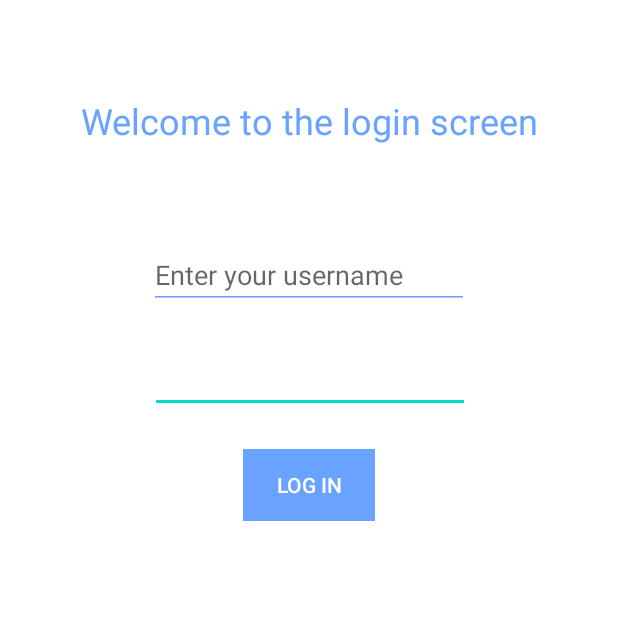
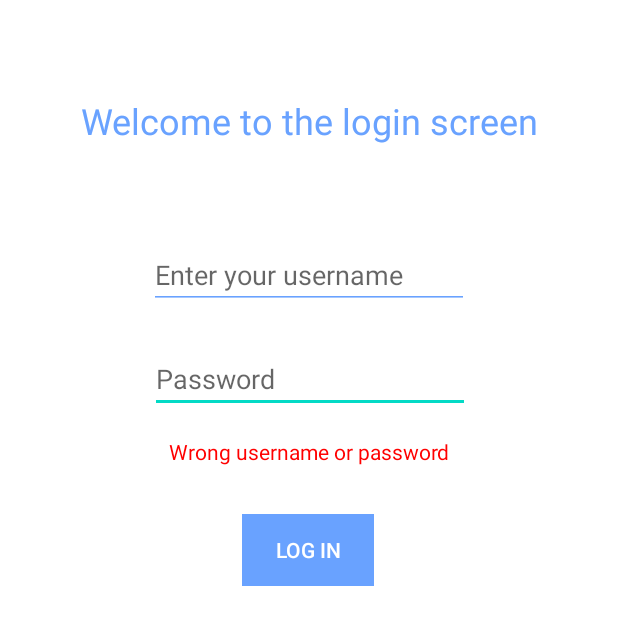
Before and after one commit to stefandumitriu/covid19app, an Android app: the LoginScreen screen opened directly, with no data from a screen before it, after a tap on "LOG IN", on a phone screen of 412 x 824 dp. Shown: the top 625 px of the screen. Run offline under Robolectric (Android 15) with nearby library versions, the phone set to English and light mode, and no system bars.

Commit message:
update 3

```diff
--- a/app/src/main/java/com/codeeina/app_covid/HashHelper.java
+++ b/app/src/main/java/com/codeeina/app_covid/HashHelper.java
@@ -6,7 +6,7 @@ import java.security.SecureRandom;
 
 public class HashHelper {
 
-    public static String get_SecurePassword(String passwordToHash) throws NoSuchAlgorithmException {
+    public static String get_SecurePassword(String passwordToHash) {
         String generatedPassword = null;
         byte[] salt = getSalt();
         try {
@@ -14,8 +14,8 @@ public class HashHelper {
             md.update(salt);
             byte[] bytes = md.digest(passwordToHash.getBytes());
             StringBuilder sb = new StringBuilder();
-            for (int i = 0; i < bytes.length; i++) {
-                sb.append(Integer.toString((bytes[i] & 0xff) + 0x100, 16).substring(1));
+            for (byte aByte : bytes) {
+                sb.append(Integer.toString((aByte & 0xff) + 0x100, 16).substring(1));
             }
             generatedPassword = sb.toString();
         } catch (NoSuchAlgorithmException e) {
@@ -24,10 +24,11 @@ public class HashHelper {
         return generatedPassword;
     }
 
-    private static byte[] getSalt() throws NoSuchAlgorithmException {
-        SecureRandom sr = SecureRandom.getInstance("SHA1PRNG");
+    private static byte[] getSalt() {
+        String s = "usethisforcodegeneration";
+        byte[] sr = s.getBytes();
         byte[] salt = new byte[16];
-        sr.nextBytes(salt);
+        System.arraycopy(sr, 0, salt, 0, 16);
         return salt;
     }
 }
--- a/app/src/main/java/com/codeeina/app_covid/LoginScreen.java
+++ b/app/src/main/java/com/codeeina/app_covid/LoginScreen.java
@@ -2,17 +2,19 @@ package com.codeeina.app_covid;
 
 import androidx.appcompat.app.AppCompatActivity;
 
+import android.content.Intent;
 import android.os.Bundle;
 import android.view.View;
 import android.widget.EditText;
 import android.widget.TextView;
+import android.widget.Toast;
 
 import java.security.NoSuchAlgorithmException;
 
 public class LoginScreen extends AppCompatActivity {
     String name, pass;
     EditText name_tv, pass_tv;
-    TextView login_title_tv;
+    TextView login_title_tv, wrong;
 
     @Override
     protected void onCreate(Bundle savedInstanceState) {
@@ -21,14 +23,30 @@ public class LoginScreen extends AppCompatActivity {
         name_tv = findViewById(R.id.LoginNameTV);
         pass_tv = findViewById(R.id.LoginPassTV);
         login_title_tv = findViewById(R.id.LoginTitle);
+        wrong = findViewById(R.id.textView);
     }
 
     public void Log_in(View view) {
+        wrong.setVisibility(View.GONE);
         name = name_tv.getText().toString();
-        try {
-            pass = HashHelper.get_SecurePassword(pass_tv.getText().toString());
-        } catch (NoSuchAlgorithmException e) {
-            e.printStackTrace();
+//        Toast.makeText(this, pass_tv.getText().toString(), Toast.LENGTH_SHORT).show();
+
+        pass = HashHelper.get_SecurePassword(pass_tv.getText().toString());
+
+        if(Validate()) {
+            Intent i = new Intent(this, Profile.class);
+            startActivity(i);
+        } else {
+            wrong.setVisibility(View.VISIBLE);
         }
     }
+
+    private Boolean Validate() {
+        return pass.equals(getHash(name));
+    }
+
+    private String getHash(String name) {
+        return HashHelper.get_SecurePassword("Parola");
+    }
+
 }
--- a/app/src/main/res/layout/activity_login_screen.xml
+++ b/app/src/main/res/layout/activity_login_screen.xml
@@ -15,6 +15,7 @@
         android:autofillHints=""
         android:ems="10"
         android:inputType="none|textPassword"
+        android:hint="@string/hint_password"
         app:layout_constraintEnd_toEndOf="parent"
         app:layout_constraintHorizontal_bias="0.502"
         app:layout_constraintStart_toStartOf="parent"
@@ -49,12 +50,26 @@
         style="@style/Widget.AppCompat.Button.Borderless"
         android:layout_width="wrap_content"
         android:layout_height="wrap_content"
-        android:layout_marginTop="24dp"
+        android:layout_marginTop="32dp"
         android:background="@color/lightBlue"
+        android:onClick="Log_in"
         android:text="@string/log_in_text"
         android:textColor="@color/white"
         app:layout_constraintEnd_toEndOf="parent"
+        app:layout_constraintHorizontal_bias="0.498"
         app:layout_constraintStart_toStartOf="parent"
-        app:layout_constraintTop_toBottomOf="@+id/LoginPassTV"
-        android:onClick="Log_in"/>
+        app:layout_constraintTop_toBottomOf="@+id/textView" />
+
+    <TextView
+        android:id="@+id/textView"
+        android:layout_width="wrap_content"
+        android:layout_height="wrap_content"
+        android:layout_marginTop="16dp"
+        android:fontFamily="sans-serif"
+        android:text="@string/wrong_credentials"
+        android:textColor="#FF0000"
+        android:visibility="gone"
+        app:layout_constraintEnd_toEndOf="parent"
+        app:layout_constraintStart_toStartOf="parent"
+        app:layout_constraintTop_toBottomOf="@+id/LoginPassTV" />
 </androidx.constraintlayout.widget.ConstraintLayout>
--- a/app/src/main/res/values/strings.xml
+++ b/app/src/main/res/values/strings.xml
@@ -14,4 +14,6 @@
     <string name="LoginTitle">Welcome to the login screen</string>
     <string name="username_hint">Enter your username</string>
     <string name="healthy">Status: Healthy</string>
+    <string name="hint_password">Password</string>
+    <string name="wrong_credentials">Wrong username or password</string>
 </resources>
```
